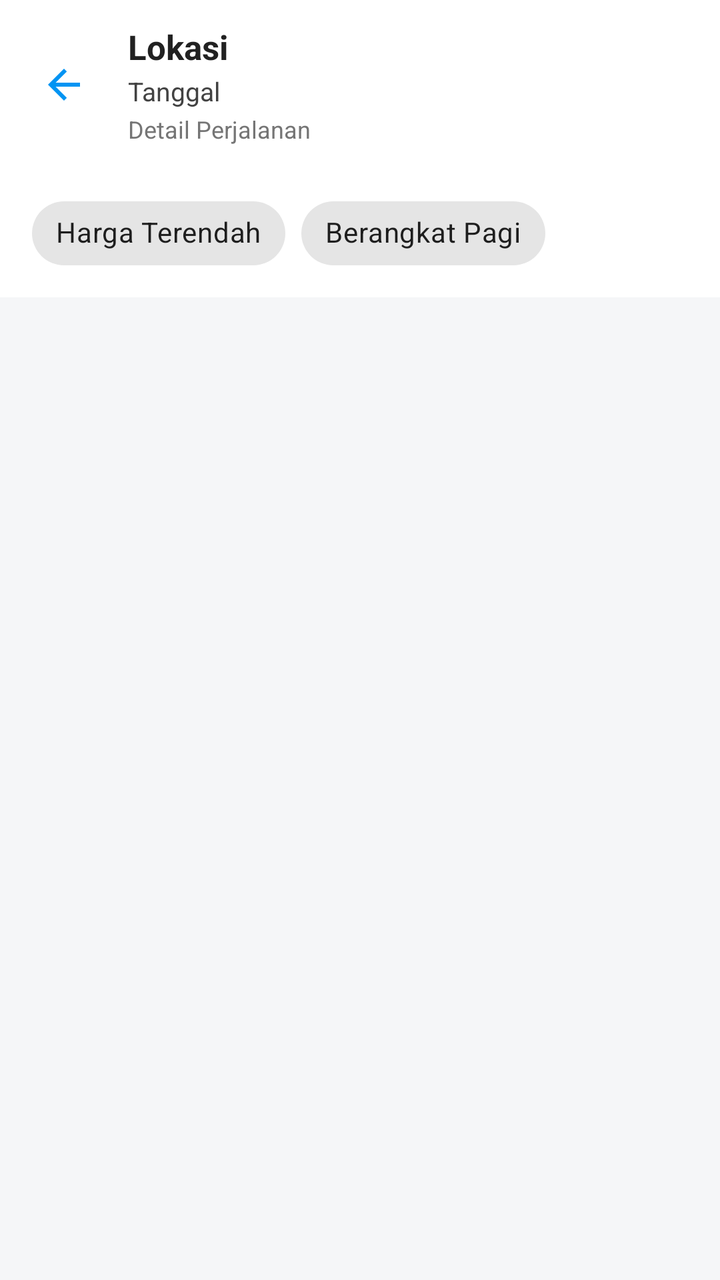
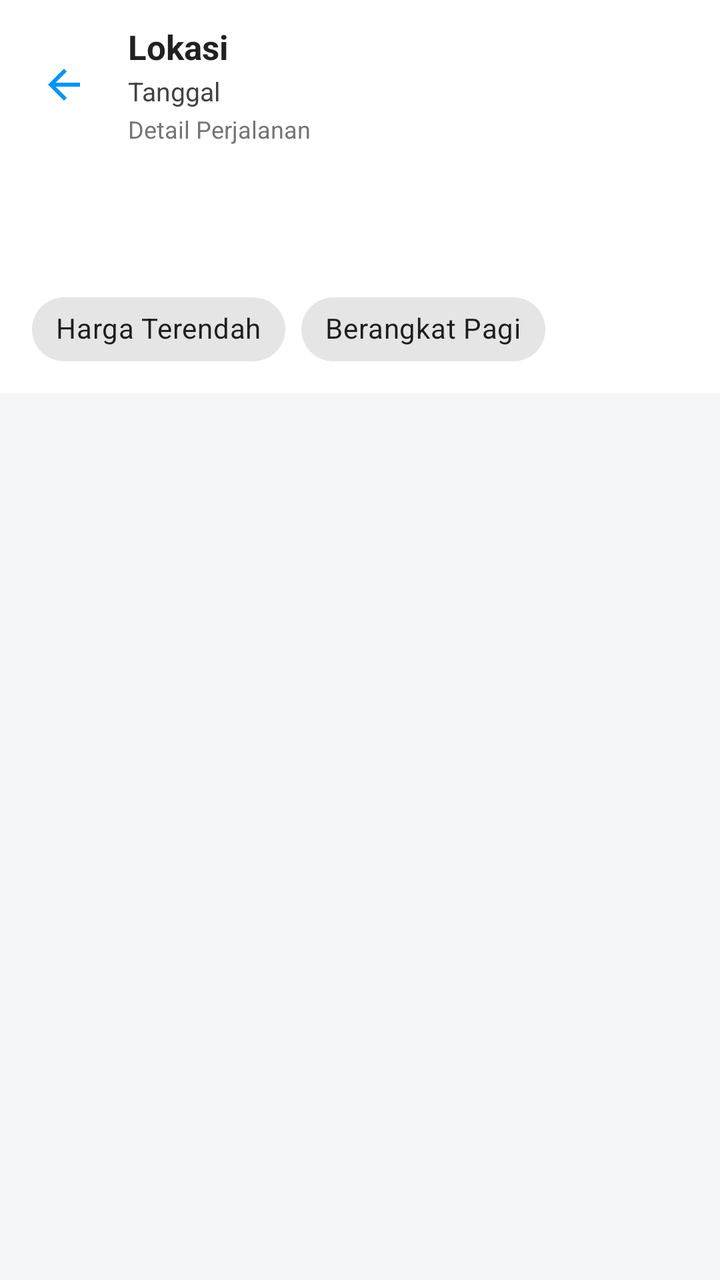

Two renders of the same Android screen: before a commit and after it. Below are the layout's source before the change and the commit's diff.
<!-- AndroidManifest.xml: application theme Theme.WisataGo -->
<!-- res/layout/activity_ticket_result.xml -->
<?xml version="1.0" encoding="utf-8"?>
<androidx.constraintlayout.widget.ConstraintLayout xmlns:android="http://schemas.android.com/apk/res/android"
    xmlns:app="http://schemas.android.com/apk/res-auto"
    android:layout_width="match_parent"
    android:layout_height="match_parent"
    android:background="#F5F6F8"
    android:fitsSystemWindows="true">

    <com.google.android.material.appbar.AppBarLayout
        android:id="@+id/appBar"
        android:layout_width="match_parent"
        android:layout_height="wrap_content"
        android:background="@color/white"
        app:elevation="4dp"
        app:layout_constraintTop_toTopOf="parent">

        <androidx.constraintlayout.widget.ConstraintLayout
            android:layout_width="match_parent"
            android:layout_height="wrap_content"
            android:paddingHorizontal="8dp"
            android:paddingVertical="12dp">

            <ImageButton
                android:id="@+id/btn_back_list"
                android:layout_width="48dp"
                android:layout_height="48dp"
                android:background="?attr/selectableItemBackgroundBorderless"
                android:contentDescription="Back"
                android:src="@drawable/ic_back_arrow"
                app:layout_constraintBottom_toBottomOf="parent"
                app:layout_constraintStart_toStartOf="parent"
                app:layout_constraintTop_toTopOf="parent"
                app:tint="@color/blue_traveloka" />

            <LinearLayout
                android:layout_width="0dp"
                android:layout_height="wrap_content"
                android:layout_marginStart="8dp"
                android:layout_marginEnd="16dp"
                android:orientation="vertical"
                app:layout_constraintBottom_toBottomOf="parent"
                app:layout_constraintEnd_toEndOf="parent"
                app:layout_constraintStart_toEndOf="@id/btn_back_list"
                app:layout_constraintTop_toTopOf="parent">

                <TextView
                    android:id="@+id/tv_summary_location"
                    android:layout_width="match_parent"
                    android:layout_height="wrap_content"
                    android:ellipsize="end"
                    android:maxLines="1"
                    android:text="Lokasi"
                    android:textColor="#212121"
                    android:textSize="17sp"
                    android:textStyle="bold" />

                <TextView
                    android:id="@+id/tv_summary_date"
                    android:layout_width="match_parent"
                    android:layout_height="wrap_content"
                    android:layout_marginTop="2dp"
                    android:text="Tanggal"
                    android:textColor="#424242"
                    android:textSize="13sp" />

                <TextView
                    android:id="@+id/tv_summary_details"
                    android:layout_width="match_parent"
                    android:layout_height="wrap_content"
                    android:layout_marginTop="2dp"
                    android:text="Detail Perjalanan"
                    android:textColor="#757575"
                    android:textSize="12sp" />
            </LinearLayout>
        </androidx.constraintlayout.widget.ConstraintLayout>
    </com.google.android.material.appbar.AppBarLayout>

    <HorizontalScrollView
        android:id="@+id/filterScroll"
        android:layout_width="match_parent"
        android:layout_height="wrap_content"
        android:background="@color/white"
        android:paddingVertical="8dp"
        android:scrollbars="none"
        app:layout_constraintTop_toBottomOf="@id/appBar">

        <com.google.android.material.chip.ChipGroup
            android:layout_width="wrap_content"
            android:layout_height="wrap_content"
            android:paddingHorizontal="16dp"
            app:singleLine="true">

            <com.google.android.material.chip.Chip
                android:id="@+id/chip_harga_terendah"
                style="@style/Widget.MaterialComponents.Chip.Filter"
                android:layout_width="wrap_content"
                android:layout_height="wrap_content"
                android:checkable="true"
                android:text="Harga Terendah" />

            <com.google.android.material.chip.Chip
                android:id="@+id/chip_keberangkatan_pagi"
                style="@style/Widget.MaterialComponents.Chip.Filter"
                android:layout_width="wrap_content"
                android:layout_height="wrap_content"
                android:checkable="true"
                android:text="Berangkat Pagi" />

        </com.google.android.material.chip.ChipGroup>
    </HorizontalScrollView>

    <androidx.recyclerview.widget.RecyclerView
        android:id="@+id/rv_train_list"
        android:layout_width="match_parent"
        android:layout_height="0dp"
        android:clipToPadding="false"
        android:paddingBottom="16dp"
        app:layout_constraintBottom_toBottomOf="parent"
        app:layout_constraintTop_toBottomOf="@id/filterScroll" />

</androidx.constraintlayout.widget.ConstraintLayout>
<!-- resources referenced by this layout -->
<resources>
  <color name="blue_traveloka">#0194F3</color>
  <color name="white">#FFFFFF</color>
  <!-- drawable ic_back_arrow (drawable) -->
  <vector xmlns:android="http://schemas.android.com/apk/res/android"
      android:width="24dp"
      android:height="24dp"
      android:viewportWidth="24"
      android:viewportHeight="24">
      <path
          android:fillColor="#FF000000"
          android:pathData="M20,11H7.83l5.59,-5.59L12,4l-8,8 8,8 1.41,-1.41L7.83,13H20v-2z"/>
  </vector>
  <style name="Theme.WisataGo" parent="Theme.MaterialComponents.Light.NoActionBar">
      </style>
</resources>

<!-- the commit's change to res/layout/activity_ticket_result.xml (unified diff, before → after) -->
@@ -75,6 +75,18 @@
         </androidx.constraintlayout.widget.ConstraintLayout>
     </com.google.android.material.appbar.AppBarLayout>
 
+
+    <com.google.android.material.tabs.TabLayout
+        android:id="@+id/tab_layout_transport"
+        android:layout_width="match_parent"
+        android:layout_height="wrap_content"
+        android:background="@color/white"
+        app:layout_constraintTop_toBottomOf="@id/appBar"
+        app:tabGravity="fill"
+        app:tabMode="fixed"
+        app:tabSelectedTextColor="@color/blue_traveloka"
+        app:tabTextColor="@color/gray_text" />
+
     <HorizontalScrollView
         android:id="@+id/filterScroll"
         android:layout_width="match_parent"
@@ -82,7 +94,7 @@
         android:background="@color/white"
         android:paddingVertical="8dp"
         android:scrollbars="none"
-        app:layout_constraintTop_toBottomOf="@id/appBar">
+        app:layout_constraintTop_toBottomOf="@id/tab_layout_transport">
 
         <com.google.android.material.chip.ChipGroup
             android:layout_width="wrap_content"
@@ -106,6 +118,15 @@
                 android:checkable="true"
                 android:text="Berangkat Pagi" />
 
+            <com.google.android.material.chip.Chip
+                android:id="@+id/chip_bus_premium"
+                style="@style/Widget.MaterialComponents.Chip.Filter"
+                android:layout_width="wrap_content"
+                android:layout_height="wrap_content"
+                android:checkable="true"
+                android:text="Bus Premium"
+                android:visibility="gone" />
+
         </com.google.android.material.chip.ChipGroup>
     </HorizontalScrollView>
 
<!-- resource entries referenced after the edit -->
@@ -1,6 +1,7 @@
 <!-- resources referenced by this layout -->
 <resources>
   <color name="blue_traveloka">#0194F3</color>
+  <color name="gray_text">#757575</color>
   <color name="white">#FFFFFF</color>
   <!-- drawable ic_back_arrow (drawable) -->
   <vector xmlns:android="http://schemas.android.com/apk/res/android"
